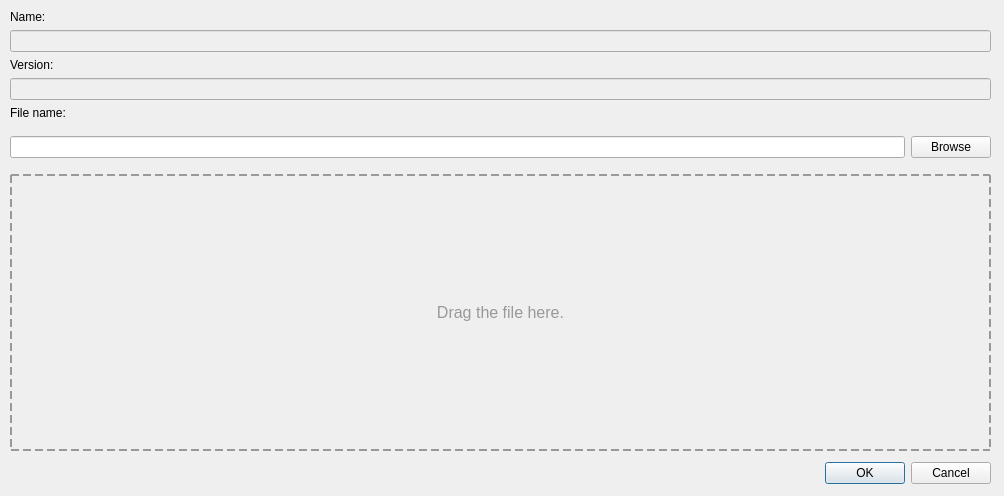
Before: the Qt Designer form src/modules/application/ApplicationUploadCodeDialog.ui in jensvogt/awsmock-qt-ui, drawn with Qt 5.
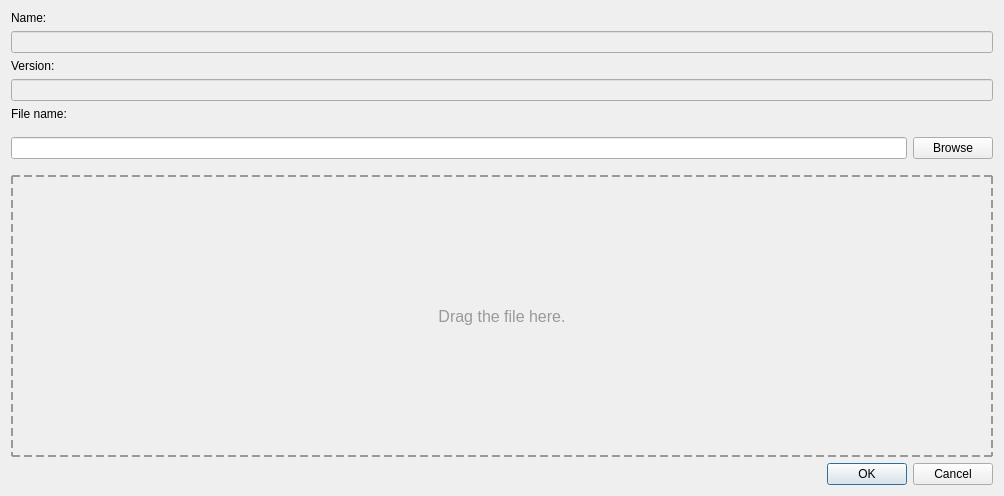
After: the same form once the commit is applied.

Commit message: fix: fix some S3 object/bucket edit dialog layout problems

```diff
--- a/src/modules/application/ApplicationUploadCodeDialog.ui
+++ b/src/modules/application/ApplicationUploadCodeDialog.ui
@@ -13,28 +13,8 @@
   <property name="windowTitle">
    <string>UploadApplicationCodeDialog</string>
   </property>
-  <widget class="QDialogButtonBox" name="buttonBox">
-   <property name="geometry">
-    <rect>
-     <x>700</x>
-     <y>460</y>
-     <width>291</width>
-     <height>26</height>
-    </rect>
-   </property>
-   <property name="standardButtons">
-    <set>QDialogButtonBox::Cancel|QDialogButtonBox::Ok</set>
-   </property>
-  </widget>
-  <widget class="QWidget" name="gridLayoutWidget">
-   <property name="geometry">
-    <rect>
-     <x>10</x>
-     <y>10</y>
-     <width>981</width>
-     <height>441</height>
-    </rect>
-   </property>
+  <layout class="QVBoxLayout" name="verticalLayout">
+   <item>
    <layout class="QGridLayout" name="gridLayout" rowstretch="0,0,0,0,0,0,0,0,5">
     <item row="2" column="0">
      <widget class="QLineEdit" name="nameEdit">
@@ -105,7 +85,15 @@
      </widget>
     </item>
    </layout>
-  </widget>
+   </item>
+   <item>
+    <widget class="QDialogButtonBox" name="buttonBox">
+     <property name="standardButtons">
+      <set>QDialogButtonBox::StandardButton::Cancel|QDialogButtonBox::StandardButton::Ok</set>
+     </property>
+    </widget>
+   </item>
+  </layout>
  </widget>
  <resources/>
  <connections/>
```
Left out of the diff: 2 changed lines with no effect on the pictures. Lines whose indentation alone changed are shown as unchanged. The commit also changes 4 other files.
